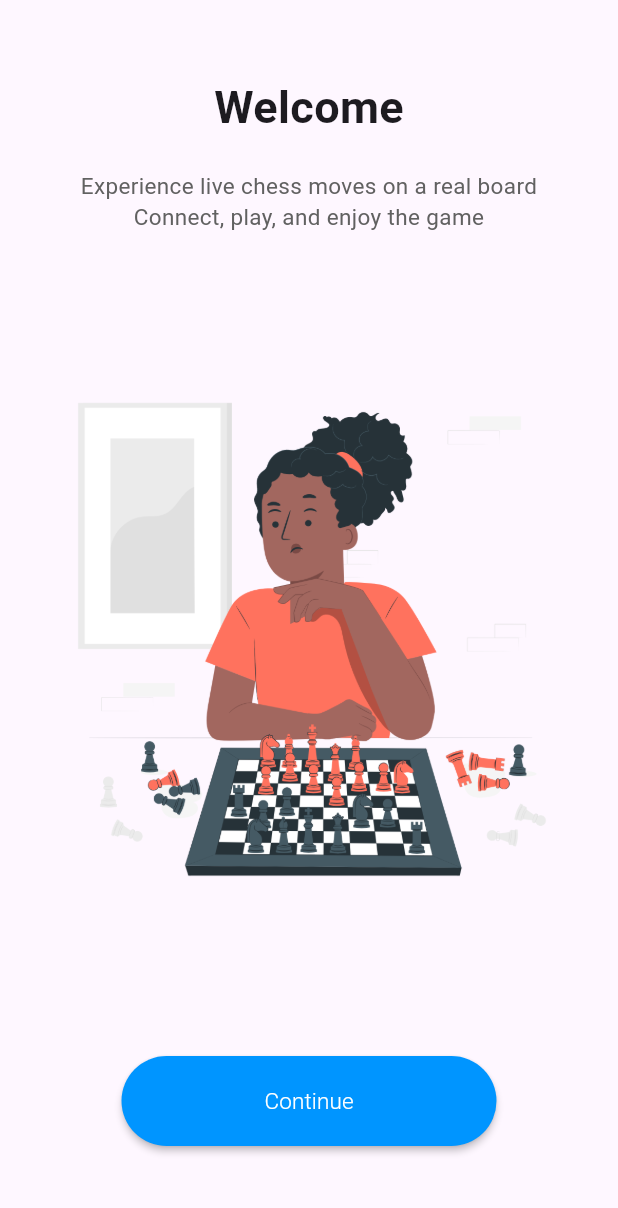
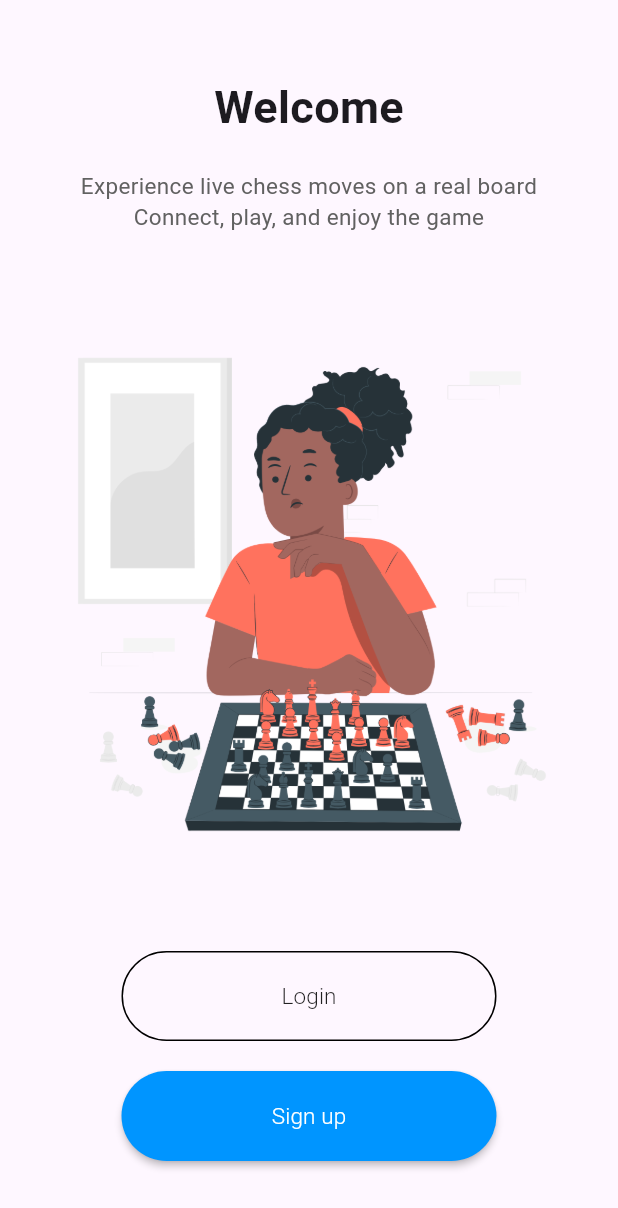
Before and after one commit to udayaKavinda/e19-3yp-Smart-Chessboard, a Flutter app: the screen it shows after launch, on a phone screen of 412 x 824 dp. Shown: the top 1208 px of the screen. Run offline on Flutter 3.47's test engine with Material 3 defaults, Android fonts, the phone set to English and light mode, and no system bars; our stand-ins replace flutter_bluetooth_serial, permission_handler, socket_io_client; missing offline and left inert: flutter_chess_board, flutter_stockfish_plugin, window_manager; accounts and stored records are empty; project files that could hold a hidden picture were left out.

Commit message:
home done

```diff
--- a/code/smartchessboard/lib/resources/socket_client.dart
+++ b/code/smartchessboard/lib/resources/socket_client.dart
@@ -6,7 +6,7 @@ class SocketClient {
   static SocketClient? _instance;
 
   SocketClient._internal() {
-    socket = IO.io('http://192.168.1.102:3000', <String, dynamic>{
+    socket = IO.io('http://192.168.1.101:3000', <String, dynamic>{
       'transports': ['websocket'],
       'autoconnect': false,
     });
--- a/code/smartchessboard/lib/screens/home.dart
+++ b/code/smartchessboard/lib/screens/home.dart
@@ -1,8 +1,6 @@
 import 'package:flutter/material.dart';
 import 'package:smartchessboard/screens/login.dart';
-// import 'package:smartchessboard/screens/mainmenu.dart';
 import 'package:smartchessboard/screens/signup.dart';
-import 'package:smartchessboard/screens/user_guide.dart';
 
 class HomePage extends StatelessWidget {
   static String routeName = '/home';
@@ -13,11 +11,6 @@ class HomePage extends StatelessWidget {
 
   void SingUp(BuildContext context) {
     Navigator.pushNamed(context, SignupPage.routeName);
-  }
-
-  void GoMainMenu(BuildContext context) {
-    //Navigator.pushNamed(context, SignupPage.routeName);
-    // Navigator.pushNamed(context, MainMenu.routeName);
   }
 
   @override
@@ -68,69 +61,42 @@ class HomePage extends StatelessWidget {
               Column(
                 children: <Widget>[
                   // the login button
-                  // MaterialButton(
-                  //   minWidth:250,
-                  //   height: 60,
-                  //   onPressed: () {
-                  //     //LogIn(context);
-                  //     GoMainMenu(context);
-
-                  //   },
-                  //   // defining the shape
-                  //   shape: RoundedRectangleBorder(
-                  //     side: BorderSide(
-                  //       color: Colors.black
-                  //     ),
-                  //     borderRadius: BorderRadius.circular(50)
-                  //   ),
-                  //   child: Text(
-                  //     "Login",
-                  //     style: TextStyle(
-                  //       fontWeight: FontWeight.w300,
-                  //       fontSize: 15
-                  //     ),
-                  //   ),
-                  // ),
-                  // creating the signup button
-                  SizedBox(height: 10),
                   MaterialButton(
                     minWidth: 250,
                     height: 60,
                     onPressed: () {
-                      //SingUp(context);
-                      GoMainMenu(context);
+                      LogIn(context);
+                    },
+                    // defining the shape
+                    shape: RoundedRectangleBorder(
+                        side: BorderSide(color: Colors.black),
+                        borderRadius: BorderRadius.circular(50)),
+                    child: Text(
+                      "Login",
+                      style:
+                          TextStyle(fontWeight: FontWeight.w300, fontSize: 15),
+                    ),
+                  ),
+                  // creating the signup button
+                  SizedBox(height: 20),
+                  MaterialButton(
+                    minWidth: 250,
+                    height: 60,
+                    onPressed: () {
+                      SingUp(context);
                     },
                     color: Color(0xff0095FF),
                     shape: RoundedRectangleBorder(
                       borderRadius: BorderRadius.circular(50),
                     ),
                     child: Text(
-                      "Continue",
+                      "Sign up",
                       style: TextStyle(
                           color: Colors.white,
                           fontWeight: FontWeight.w300,
                           fontSize: 15),
                     ),
-                  ),
-
-                  Container(height: 10),
-                  // Add User Guide button
-                  // TextButton(
-                  //   onPressed: () {
-                  //     Navigator.of(context)
-                  //         .push(MaterialPageRoute(builder: (_) {
-                  //       return UserGuide();
-                  //     }));
-                  //   },
-                  //   child: Text(
-                  //     "User Guide",
-                  //     style: TextStyle(
-                  //       color: Colors.blue,
-                  //       fontWeight: FontWeight.w300,
-                  //       fontSize: 15,
-                  //     ),
-                  //   ),
-                  // ),
+                  )
                 ],
               )
             ],
```
